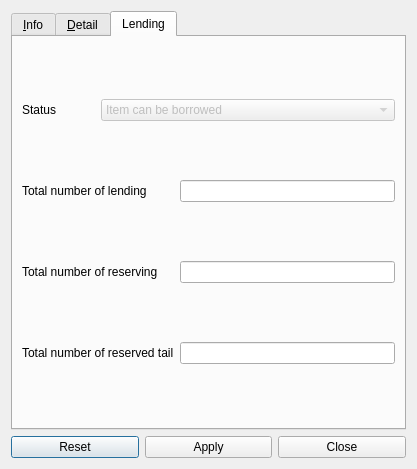
Above: uiQt/infodialog.ui from osmank3/bilge-katalog-old before the change. Below: the same form after it.
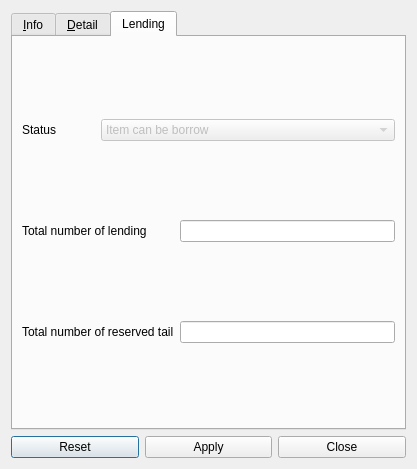
That is the form after the change. The open tabs and pages were chosen to show the change. Icons and pictures are not drawn.

Patch:
```diff
--- a/uiQt/infodialog.ui
+++ b/uiQt/infodialog.ui
@@ -43,7 +43,7 @@
     </widget>
    </item>
    <item row="0" column="0" colspan="3">
-    <widget class="QTabWidget" name="lentTab">
+    <widget class="QTabWidget" name="tabs">
      <widget class="QWidget" name="infoTab">
       <attribute name="title">
        <string>&amp;Info</string>
@@ -988,21 +988,14 @@
          </property>
         </widget>
        </item>
-       <item row="2" column="0" colspan="2">
-        <widget class="QLabel" name="labelTotalReserve">
-         <property name="text">
-          <string>Total number of reserving</string>
-         </property>
-        </widget>
-       </item>
-       <item row="4" column="0" colspan="2">
+       <item row="3" column="0" colspan="2">
         <widget class="QLabel" name="labelTotalReserveTail">
          <property name="text">
           <string>Total number of reserved tail</string>
          </property>
         </widget>
        </item>
-       <item row="4" column="2">
+       <item row="3" column="2">
         <widget class="QLineEdit" name="totalReserveTailLine">
          <property name="readOnly">
           <bool>true</bool>
@@ -1016,7 +1009,7 @@
          </property>
          <item>
           <property name="text">
-           <string>Item can be borrowed</string>
+           <string>Item can be borrow</string>
           </property>
          </item>
          <item>
@@ -1031,13 +1024,6 @@
          </item>
         </widget>
        </item>
-       <item row="2" column="2">
-        <widget class="QLineEdit" name="totalReserveLine">
-         <property name="readOnly">
-          <bool>true</bool>
-         </property>
-        </widget>
-       </item>
       </layout>
      </widget>
     </widget>
```
